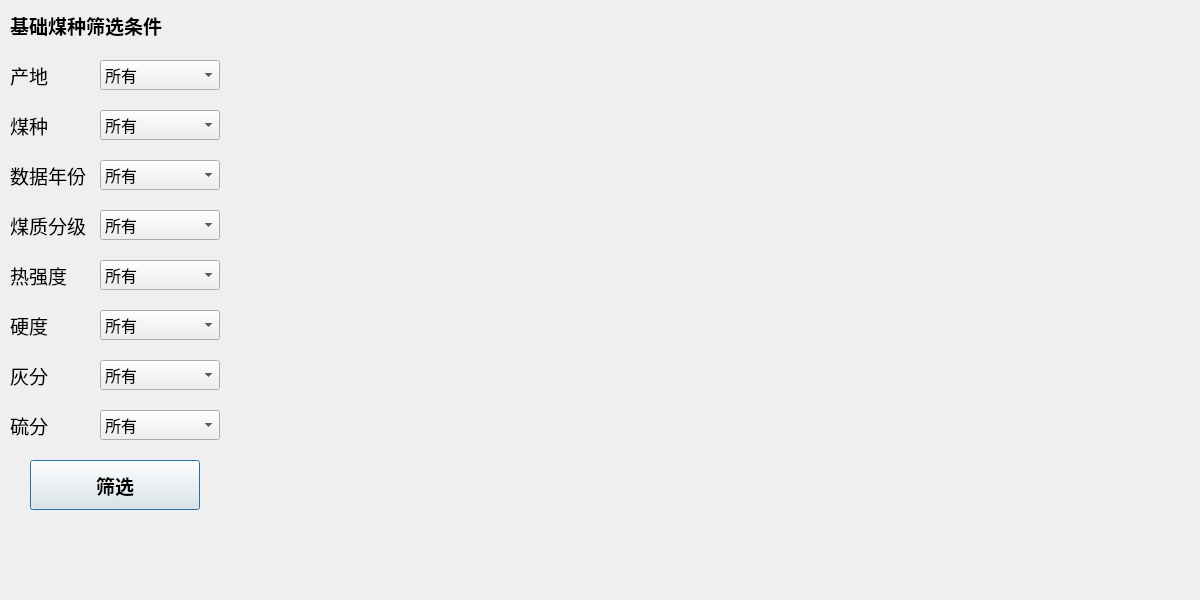
First picture: the form in base_coal_dialog.ui, repository jchxu/GUI_Coal_Base, before the edit.
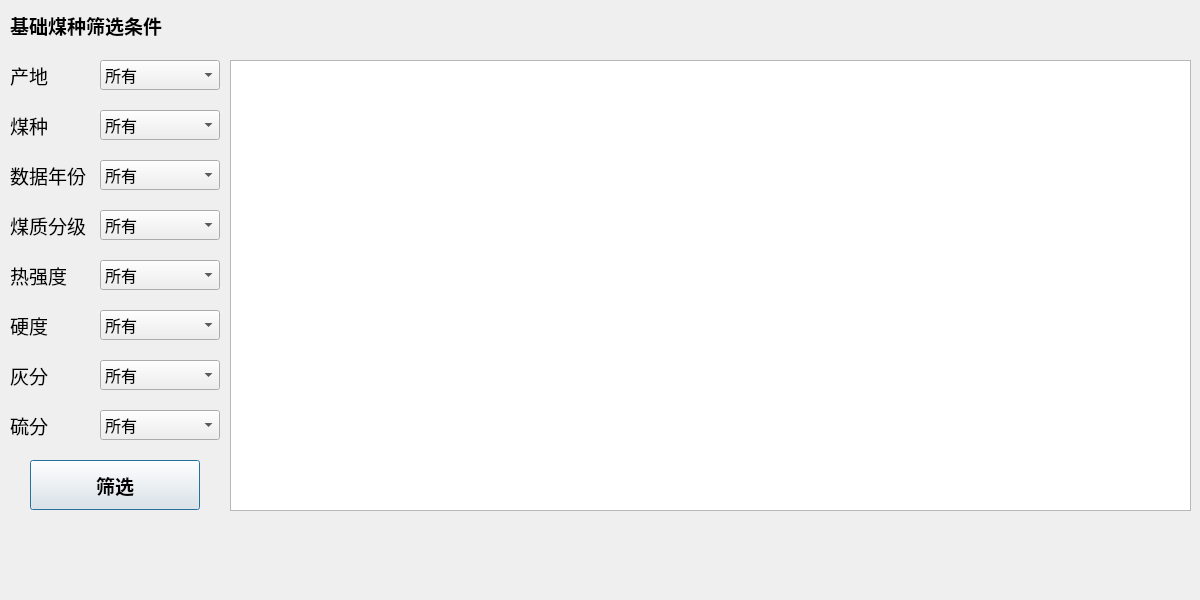
Second picture: the form after the edit.

Commit message: commit Y/N GUI 语句 hard分类 煤质分级 保存数据文件 根据数据文件是否存在，重新定义打开窗口 分品种窗口完成 基础煤种窗口

```diff
--- a/base_coal_dialog.ui
+++ b/base_coal_dialog.ui
@@ -333,7 +333,7 @@
     <rect>
      <x>10</x>
      <y>10</y>
-     <width>201</width>
+     <width>191</width>
      <height>31</height>
     </rect>
    </property>
@@ -596,6 +596,61 @@
     </property>
    </item>
   </widget>
+  <widget class="QTableWidget" name="result_table">
+   <property name="geometry">
+    <rect>
+     <x>230</x>
+     <y>60</y>
+     <width>961</width>
+     <height>451</height>
+    </rect>
+   </property>
+   <property name="sizePolicy">
+    <sizepolicy hsizetype="Expanding" vsizetype="Expanding">
+     <horstretch>0</horstretch>
+     <verstretch>0</verstretch>
+    </sizepolicy>
+   </property>
+   <property name="font">
+    <font>
+     <family>宋体</family>
+    </font>
+   </property>
+   <property name="sizeAdjustPolicy">
+    <enum>QAbstractScrollArea::AdjustToContents</enum>
+   </property>
+   <property name="alternatingRowColors">
+    <bool>true</bool>
+   </property>
+   <property name="selectionMode">
+    <enum>QAbstractItemView::ExtendedSelection</enum>
+   </property>
+   <property name="sortingEnabled">
+    <bool>true</bool>
+   </property>
+   <attribute name="verticalHeaderCascadingSectionResizes">
+    <bool>false</bool>
+   </attribute>
+  </widget>
+  <widget class="QLabel" name="label_num">
+   <property name="geometry">
+    <rect>
+     <x>230</x>
+     <y>520</y>
+     <width>151</width>
+     <height>21</height>
+    </rect>
+   </property>
+   <property name="font">
+    <font>
+     <family>新宋体</family>
+     <pointsize>14</pointsize>
+    </font>
+   </property>
+   <property name="text">
+    <string/>
+   </property>
+  </widget>
  </widget>
  <resources/>
  <connections>
```
Left out of the diff: 14 changed lines with no effect on the pictures. The commit also changes 7 other files.
